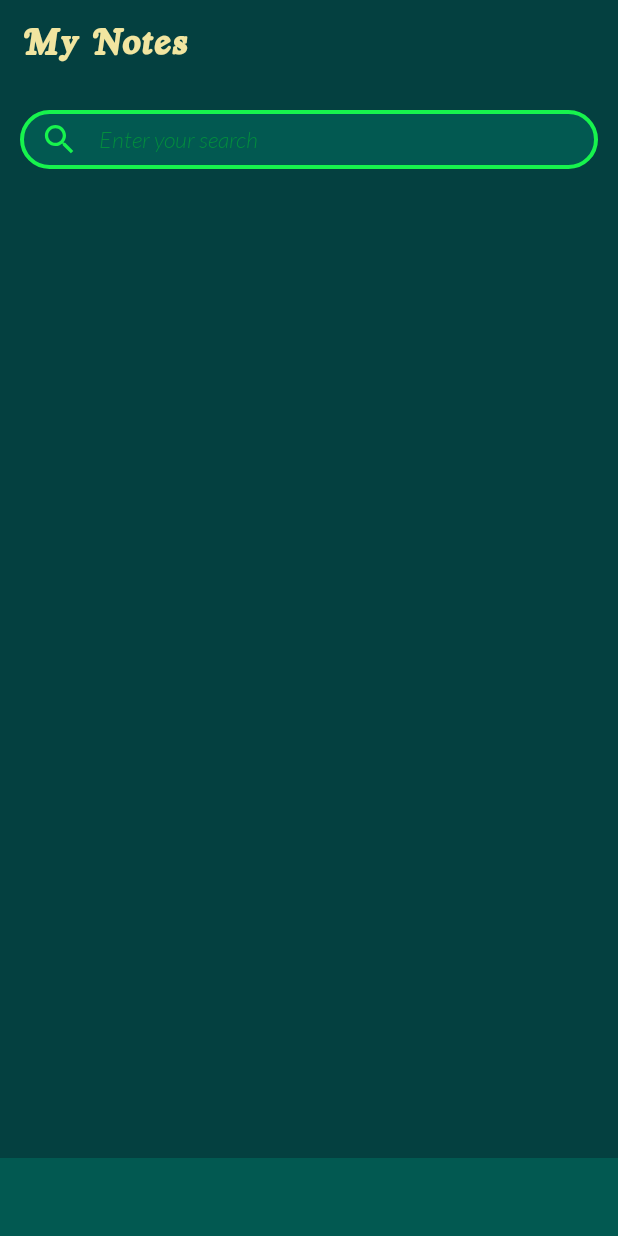
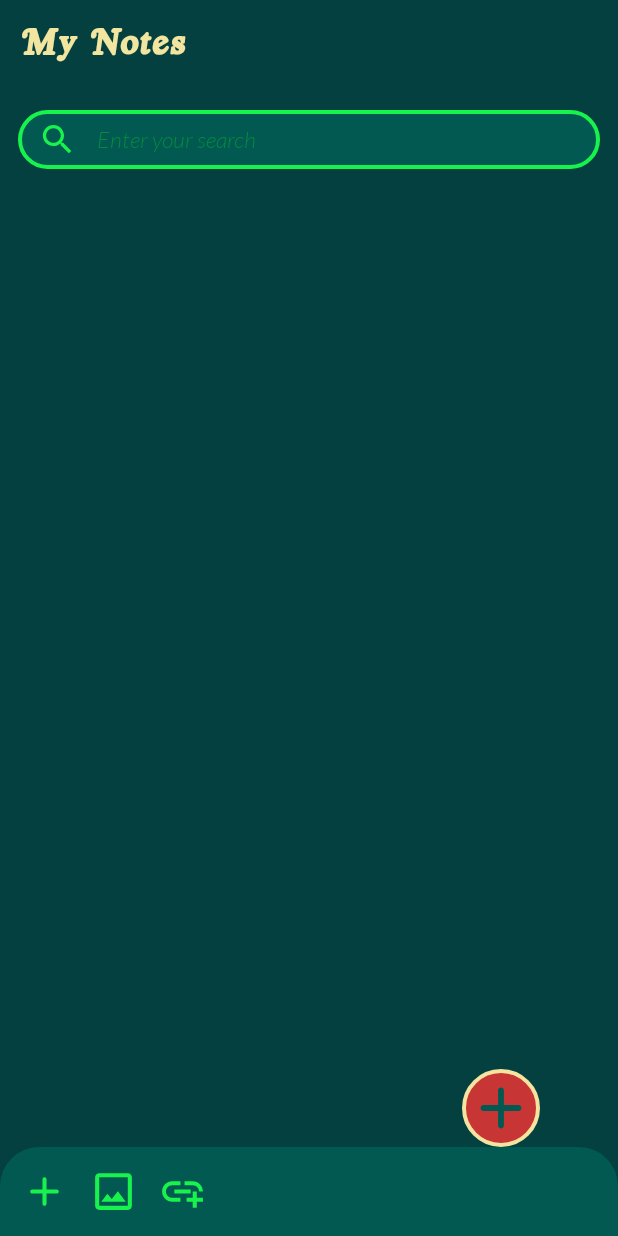
Before and after one commit to PRCbubu/TXON_04, an Android app: the layout activity_main.xml on its own in the app's theme, with its tools: preview values and no code run, on a phone screen of 412 x 824 dp. Run offline under Robolectric (Android 15) with nearby library versions, the phone set to English and light mode, and no system bars.

Commit message:
Made the second activity_create_note.xml for taking notes

```diff
--- /dev/null
+++ b/app/src/main/res/drawable/background_add_button.xml
@@ -0,0 +1,11 @@
+<?xml version="1.0" encoding="utf-8"?>
+<shape xmlns:android="http://schemas.android.com/apk/res/android"
+    android:shape="oval">
+
+    <solid
+        android:color="@color/Red"/>
+    <stroke
+        android:width="@dimen/_2sdp"
+        android:color="@color/Yellow"/>
+
+</shape>
--- /dev/null
+++ b/app/src/main/res/drawable/bar.xml
@@ -0,0 +1,11 @@
+<?xml version="1.0" encoding="utf-8"?>
+<shape xmlns:android="http://schemas.android.com/apk/res/android"
+    android:shape="rectangle">
+
+    <solid
+        android:color="@color/Green4"/>
+    <corners
+        android:topLeftRadius="@dimen/_20sdp"
+        android:topRightRadius="@dimen/_20sdp"/>
+
+</shape>
--- /dev/null
+++ b/app/src/main/res/drawable/baseline_add_link_24.xml
@@ -0,0 +1,5 @@
+<vector android:autoMirrored="true" android:height="24dp"
+    android:tint="#17F24D" android:viewportHeight="24"
+    android:viewportWidth="24" android:width="24dp" xmlns:android="http://schemas.android.com/apk/res/android">
+    <path android:fillColor="@android:color/white" android:pathData="M8,11h8v2L8,13zM20.1,12L22,12c0,-2.76 -2.24,-5 -5,-5h-4v1.9h4c1.71,0 3.1,1.39 3.1,3.1zM3.9,12c0,-1.71 1.39,-3.1 3.1,-3.1h4L11,7L7,7c-2.76,0 -5,2.24 -5,5s2.24,5 5,5h4v-1.9L7,15.1c-1.71,0 -3.1,-1.39 -3.1,-3.1zM19,12h-2v3h-3v2h3v3h2v-3h3v-2h-3z"/>
+</vector>
--- /dev/null
+++ b/app/src/main/res/drawable/baseline_arrow_back_ios_new_24.xml
@@ -0,0 +1,5 @@
+<vector android:autoMirrored="true" android:height="24dp"
+    android:tint="#17F24D" android:viewportHeight="24"
+    android:viewportWidth="24" android:width="24dp" xmlns:android="http://schemas.android.com/apk/res/android">
+    <path android:fillColor="@android:color/white" android:pathData="M17.77,3.77l-1.77,-1.77l-10,10l10,10l1.77,-1.77l-8.23,-8.23z"/>
+</vector>
--- /dev/null
+++ b/app/src/main/res/drawable/baseline_arrow_forward_ios_24.xml
@@ -0,0 +1,5 @@
+<vector android:autoMirrored="true" android:height="24dp"
+    android:tint="#17F24D" android:viewportHeight="24"
+    android:viewportWidth="24" android:width="24dp" xmlns:android="http://schemas.android.com/apk/res/android">
+    <path android:fillColor="@android:color/white" android:pathData="M6.23,20.23l1.77,1.77l10,-10l-10,-10l-1.77,1.77l8.23,8.23z"/>
+</vector>
--- /dev/null
+++ b/app/src/main/res/drawable/baseline_done_24.xml
@@ -0,0 +1,5 @@
+<vector android:autoMirrored="true" android:height="24dp"
+    android:tint="#17F24D" android:viewportHeight="24"
+    android:viewportWidth="24" android:width="24dp" xmlns:android="http://schemas.android.com/apk/res/android">
+    <path android:fillColor="@android:color/white" android:pathData="M9,16.2L4.8,12l-1.4,1.4L9,19 21,7l-1.4,-1.4L9,16.2z"/>
+</vector>
--- /dev/null
+++ b/app/src/main/res/drawable/outline_image_24.xml
@@ -0,0 +1,5 @@
+<vector android:autoMirrored="true" android:height="24dp"
+    android:tint="#17F24D" android:viewportHeight="24"
+    android:viewportWidth="24" android:width="24dp" xmlns:android="http://schemas.android.com/apk/res/android">
+    <path android:fillColor="@android:color/white" android:pathData="M19,5v14L5,19L5,5h14m0,-2L5,3c-1.1,0 -2,0.9 -2,2v14c0,1.1 0.9,2 2,2h14c1.1,0 2,-0.9 2,-2L21,5c0,-1.1 -0.9,-2 -2,-2zM14.14,11.86l-3,3.87L9,13.14 6,17h12l-3.86,-5.14z"/>
+</vector>
--- /dev/null
+++ b/app/src/main/res/drawable/round_add_24.xml
@@ -0,0 +1,5 @@
+<vector android:autoMirrored="true" android:height="24dp"
+    android:tint="#17F24D" android:viewportHeight="24"
+    android:viewportWidth="24" android:width="24dp" xmlns:android="http://schemas.android.com/apk/res/android">
+    <path android:fillColor="@android:color/white" android:pathData="M18,13h-5v5c0,0.55 -0.45,1 -1,1s-1,-0.45 -1,-1v-5H6c-0.55,0 -1,-0.45 -1,-1s0.45,-1 1,-1h5V6c0,-0.55 0.45,-1 1,-1s1,0.45 1,1v5h5c0.55,0 1,0.45 1,1s-0.45,1 -1,1z"/>
+</vector>
--- a/app/src/main/res/layout/activity_main.xml
+++ b/app/src/main/res/layout/activity_main.xml
@@ -9,30 +9,34 @@
 
     <androidx.appcompat.widget.AppCompatTextView
         android:id="@+id/TitleBar"
-        android:layout_width="match_parent"
+        android:layout_width="0dp"
         android:layout_height="wrap_content"
+        android:layout_marginStart="12dp"
+        android:layout_marginTop="@dimen/_12sdp"
+        android:layout_marginEnd="12dp"
+        android:fontFamily="@font/royalacid"
+        android:includeFontPadding="false"
         android:text="@string/TitleBar"
-        android:fontFamily="@font/royalacid"
         android:textColor="@color/Yellow"
-        android:layout_marginTop="@dimen/_12sdp"
-        android:layout_marginStart="@dimen/_10sdp"
-        android:layout_marginEnd="@dimen/_10sdp"
         android:textSize="@dimen/_21ssp"
-        android:includeFontPadding="false"
+        app:layout_constraintEnd_toEndOf="parent"
+        app:layout_constraintStart_toStartOf="parent"
         app:layout_constraintTop_toTopOf="parent" />
 
     <LinearLayout
         android:id="@+id/SearchLayout"
-        android:layout_width="match_parent"
+        android:layout_width="0dp"
         android:layout_height="@dimen/_30sdp"
-        android:layout_marginStart="@dimen/_10sdp"
-        android:layout_marginEnd="@dimen/_10sdp"
+        android:layout_marginStart="12dp"
         android:layout_marginTop="@dimen/_20sdp"
-        android:orientation="horizontal"
+        android:layout_marginEnd="12dp"
         android:background="@drawable/searchbox"
         android:gravity="center_vertical"
+        android:orientation="horizontal"
         android:paddingStart="@dimen/_10sdp"
         android:paddingEnd="@dimen/_10sdp"
+        app:layout_constraintEnd_toEndOf="parent"
+        app:layout_constraintStart_toStartOf="parent"
         app:layout_constraintTop_toBottomOf="@+id/TitleBar">
 
         <androidx.appcompat.widget.AppCompatImageView
@@ -41,7 +45,7 @@
             android:layout_height="@dimen/_20sdp"
             android:contentDescription="@string/app_name"
             android:src="@drawable/baseline_search_24"
-            android:tint="@color/Green1"/>
+            android:tint="@color/Green1" />
 
         <androidx.appcompat.widget.AppCompatTextView
             android:id="@+id/SearchText"
@@ -52,26 +56,78 @@
             android:background="@null"
             android:fontFamily="@font/lightitalic"
             android:hint="@string/SearchHint"
-            android:textSize="@dimen/_12sdp"
-            android:textColorHint="@color/Green2"
-            android:textColor="@color/Green1"
             android:imeOptions="actionDone"
             android:importantForAutofill="no"
-            android:includeFontPadding="false"/>
+            android:includeFontPadding="false"
+            android:textColor="@color/Green1"
+            android:textColorHint="@color/Green2"
+            android:textSize="@dimen/_12sdp" />
     </LinearLayout>
 
     <LinearLayout
         android:id="@+id/QuickActionLayout"
-        android:layout_width="match_parent"
+        android:layout_width="0dp"
         android:layout_height="wrap_content"
-        android:background="@color/Green4"
+        android:background="@drawable/bar"
         android:gravity="center_vertical"
         android:orientation="horizontal"
-        android:padding="@dimen/_20sdp"
-        app:layout_constraintBottom_toBottomOf="parent">
+        android:padding="@dimen/_10sdp"
+        app:layout_constraintBottom_toBottomOf="parent"
+        app:layout_constraintEnd_toEndOf="parent"
+        app:layout_constraintStart_toStartOf="parent"
+        app:layout_constraintTop_toBottomOf="@+id/imageAddNotesButton">
 
+        <androidx.appcompat.widget.AppCompatImageView
+            android:id="@+id/AddNotes"
+            android:layout_width="@dimen/_25sdp"
+            android:layout_height="@dimen/_25sdp"
+            android:contentDescription="@string/app_name"
+            android:src="@drawable/round_add_24" />
+
+        <androidx.appcompat.widget.AppCompatImageView
+            android:id="@+id/AddImage"
+            android:layout_width="@dimen/_25sdp"
+            android:layout_height="@dimen/_25sdp"
+            android:layout_marginStart="@dimen/_10sdp"
+            android:contentDescription="@string/app_name"
+            android:src="@drawable/outline_image_24" />
+
+        <androidx.appcompat.widget.AppCompatImageView
+            android:id="@+id/AddLink"
+            android:layout_width="@dimen/_25sdp"
+            android:layout_height="@dimen/_25sdp"
+            android:layout_marginStart="@dimen/_10sdp"
+            android:contentDescription="@string/app_name"
+            android:src="@drawable/baseline_add_link_24" />
 
     </LinearLayout>
 
+    <androidx.recyclerview.widget.RecyclerView
+        android:id="@+id/notesRecyclerView"
+        android:layout_width="match_parent"
+        android:layout_height="0dp"
+        android:layout_marginStart="@dimen/_2sdp"
+        android:layout_marginEnd="@dimen/_2sdp"
+        android:clipToPadding="false"
+        android:paddingStart="@dimen/_12sdp"
+        android:paddingEnd="@dimen/_12sdp"
+        android:paddingBottom="@dimen/_12sdp"
+        app:layout_constraintTop_toBottomOf="@+id/SearchLayout"
+        app:layout_constraintBottom_toTopOf="@+id/QuickActionLayout"/>
+
+    <androidx.appcompat.widget.AppCompatImageView
+        android:id="@+id/imageAddNotesButton"
+        android:layout_width="@dimen/_40sdp"
+        android:layout_height="@dimen/_40sdp"
+        android:layout_marginEnd="@dimen/_40sdp"
+        android:contentDescription="@string/app_name"
+        android:padding="@dimen/_2sdp"
+        android:src="@drawable/round_add_24"
+        android:tint="@color/Green4"
+        android:background="@drawable/background_add_button"
+        app:layout_constraintBottom_toTopOf="@+id/QuickActionLayout"
+        app:layout_constraintEnd_toEndOf="parent"
+        app:layout_constraintTop_toTopOf="@id/QuickActionLayout"/>
+
 
 </androidx.constraintlayout.widget.ConstraintLayout>
--- a/app/src/main/res/values/colors.xml
+++ b/app/src/main/res/values/colors.xml
@@ -8,7 +8,9 @@
     <color name="Green4">#025951</color>
     <color name="Green5">#044040</color>
     <color name="Green6">#034159</color>
-    <color name="Red">#D92525</color>
+    <color name="Red">#C83535</color>
     <color name="Yellow">#F3FDEDA5</color>
+    <color name="YellowLite">#B0FDEDA5</color>
+    <color name="Blue">#3B5FCF</color>
 
 </resources>
--- a/app/src/main/res/values/strings.xml
+++ b/app/src/main/res/values/strings.xml
@@ -2,4 +2,6 @@
     <string name="app_name">NoteTaker</string>
     <string name="TitleBar">My Notes</string>
     <string name="SearchHint">Enter your search</string>
+    <string name="NoteTtitle">Note Ttitle</string>
+    <string name="NoteSubtitle">Note Subtitle</string>
 </resources>
```
Also changed, not shown: app/src/main/AndroidManifest.xml (added, +33 -0 lines), app/src/main/java/com/example/notetaker/CreateNoteActivity.java (added, +16 -0 lines), app/src/main/res/drawable/backgroud_subtitle_indicator.xml (added, +10 -0 lines), app/src/main/res/drawable/background_done_button.xml (added, +8 -0 lines), app/src/main/res/layout/activity_create_note.xml (added, +138 -0 lines).
